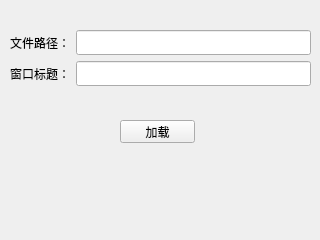
Above: ui/load_file_1.ui from TH1RT3EN-LI/PySeer before the change. Below: the same form after it.
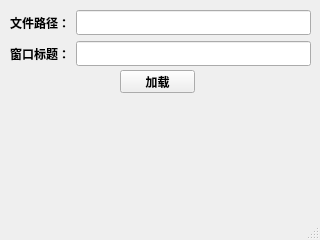
That is the form after the change.

Commit message: optimize target_matching and load-file part, add statusbar for most windows, and use QThread to refactor LoadFileA

Diff of the .ui file:
```diff
--- a/ui/load_file_1.ui
+++ b/ui/load_file_1.ui
@@ -1,7 +1,7 @@
 <?xml version="1.0" encoding="UTF-8"?>
 <ui version="4.0">
  <class>LoadFile</class>
- <widget class="QWidget" name="LoadFile">
+ <widget class="QMainWindow" name="LoadFile">
   <property name="geometry">
    <rect>
     <x>0</x>
@@ -24,39 +24,41 @@
   </property>
   <property name="font">
    <font>
-    <family>微软雅黑</family>
+    <family>微软雅黑 Light</family>
    </font>
   </property>
   <property name="windowTitle">
    <string>Form</string>
   </property>
-  <widget class="QPushButton" name="pushButton">
-   <property name="geometry">
-    <rect>
-     <x>120</x>
-     <y>120</y>
-     <width>75</width>
-     <height>23</height>
-    </rect>
-   </property>
-   <property name="text">
-    <string>加载</string>
-   </property>
-  </widget>
+  <widget class="QWidget" name="centralwidget">
   <widget class="QWidget" name="layoutWidget">
    <property name="geometry">
     <rect>
      <x>10</x>
-     <y>30</y>
+      <y>10</y>
      <width>301</width>
      <height>58</height>
     </rect>
    </property>
+    <property name="font">
+     <font>
+      <family>微软雅黑</family>
+      <weight>75</weight>
+      <bold>true</bold>
+     </font>
+    </property>
    <layout class="QVBoxLayout" name="verticalLayout">
     <item>
      <layout class="QHBoxLayout" name="horizontalLayout">
       <item>
        <widget class="QLabel" name="label">
+         <property name="font">
+          <font>
+           <family>微软雅黑</family>
+           <weight>75</weight>
+           <bold>true</bold>
+          </font>
+         </property>
         <property name="text">
          <string>文件路径：</string>
         </property>
@@ -71,6 +73,13 @@
      <layout class="QHBoxLayout" name="horizontalLayout_2">
       <item>
        <widget class="QLabel" name="label_2">
+         <property name="font">
+          <font>
+           <family>微软雅黑</family>
+           <weight>75</weight>
+           <bold>true</bold>
+          </font>
+         </property>
         <property name="text">
          <string>窗口标题：</string>
         </property>
@@ -83,6 +92,38 @@
     </item>
    </layout>
   </widget>
+   <widget class="QPushButton" name="pushButton">
+    <property name="geometry">
+     <rect>
+      <x>120</x>
+      <y>70</y>
+      <width>75</width>
+      <height>23</height>
+     </rect>
+    </property>
+    <property name="font">
+     <font>
+      <family>微软雅黑</family>
+      <weight>75</weight>
+      <bold>true</bold>
+     </font>
+    </property>
+    <property name="text">
+     <string>加载</string>
+    </property>
+   </widget>
+  </widget>
+  <widget class="QMenuBar" name="menubar">
+   <property name="geometry">
+    <rect>
+     <x>0</x>
+     <y>0</y>
+     <width>320</width>
+     <height>23</height>
+    </rect>
+   </property>
+  </widget>
+  <widget class="QStatusBar" name="statusbar"/>
  </widget>
  <resources/>
  <connections>
```
Left out of the diff: 28 changed lines with no effect on the pictures. Lines whose indentation alone changed are shown as unchanged. The commit also changes 14 other files.
